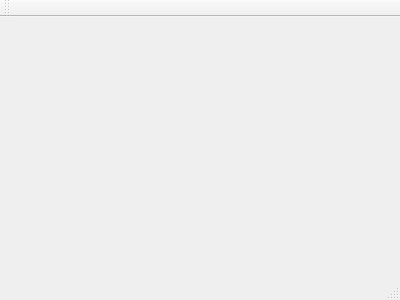
acavestro/qDB, file mainwindow.ui: the form before one commit.
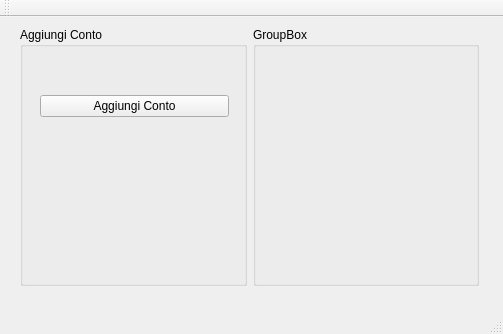
The form after the commit.

Commit message: Iniziamo a creare l'interfaccia grafica. Sto iniziando a creare l'interfaccia principale e il dialog per creare un conto bancario.

```diff
--- a/mainwindow.ui
+++ b/mainwindow.ui
@@ -1,24 +1,86 @@
 <ui version="4.0">
  <class>MainWindow</class>
- <widget class="QMainWindow" name="MainWindow" >
-  <property name="geometry" >
+ <widget class="QMainWindow" name="MainWindow">
+  <property name="geometry">
    <rect>
     <x>0</x>
     <y>0</y>
-    <width>400</width>
-    <height>300</height>
+    <width>503</width>
+    <height>334</height>
    </rect>
   </property>
   <property name="windowTitle" >
    <string>MainWindow</string>
   </property>
-  <widget class="QMenuBar" name="menuBar" />
-  <widget class="QToolBar" name="mainToolBar" />
-  <widget class="QWidget" name="centralWidget" />
-  <widget class="QStatusBar" name="statusBar" />
+  <widget class="QWidget" name="centralWidget">
+   <widget class="QWidget" name="gridLayoutWidget">
+    <property name="geometry">
+     <rect>
+      <x>9</x>
+      <y>-1</y>
+      <width>481</width>
+      <height>281</height>
+     </rect>
+    </property>
+    <layout class="QGridLayout" name="gridLayout">
+     <item row="0" column="2">
+      <widget class="QGroupBox" name="groupBox_2">
+       <property name="title">
+        <string>GroupBox</string>
+       </property>
+       <zorder>gbAddAccounts</zorder>
+      </widget>
+     </item>
+     <item row="0" column="1">
+      <widget class="QGroupBox" name="gbAddAccounts">
+       <property name="title">
+        <string>Aggiungi Conto</string>
+       </property>
+       <widget class="QWidget" name="verticalLayoutWidget">
+        <property name="geometry">
+         <rect>
+          <x>9</x>
+          <y>29</y>
+          <width>211</width>
+          <height>101</height>
+         </rect>
+        </property>
+        <layout class="QVBoxLayout" name="verticalLayout">
+         <item>
+          <widget class="QPushButton" name="btnAddAccount">
+           <property name="text">
+            <string>Aggiungi Conto</string>
+           </property>
+          </widget>
+         </item>
+        </layout>
+       </widget>
+      </widget>
+     </item>
+    </layout>
+   </widget>
+  </widget>
+  <widget class="QMenuBar" name="menuBar">
+   <property name="geometry">
+    <rect>
+     <x>0</x>
+     <y>0</y>
+     <width>503</width>
+     <height>22</height>
+    </rect>
+   </property>
+  </widget>
+  <widget class="QToolBar" name="mainToolBar">
+   <attribute name="toolBarArea">
+    <enum>TopToolBarArea</enum>
+   </attribute>
+   <attribute name="toolBarBreak">
+    <bool>false</bool>
+   </attribute>
+  </widget>
+  <widget class="QStatusBar" name="statusBar"/>
  </widget>
- <layoutDefault spacing="6" margin="11" />
- <pixmapfunction></pixmapfunction>
+ <layoutdefault spacing="6" margin="11"/>
  <resources/>
  <connections/>
 </ui>
```
Left out of the diff: 5 changed lines with no effect on the pictures. The commit also changes 9 other files.
